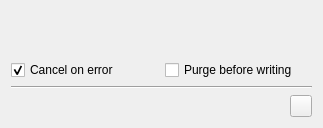
The window that spine_items/merger/ui/merger_properties.ui (spine-tools/spine-items) describes before a commit, drawn with Qt 5.
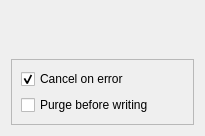
The same window after the commit. Icons and pictures are not drawn.

Commit message: Remove boiler plate code to open item directory

Diff of the .ui file:
```diff
--- a/spine_items/merger/ui/merger_properties.ui
+++ b/spine_items/merger/ui/merger_properties.ui
@@ -18,8 +18,8 @@
    <rect>
     <x>0</x>
     <y>0</y>
-    <width>323</width>
-    <height>128</height>
+    <width>205</width>
+    <height>136</height>
    </rect>
   </property>
   <property name="windowTitle">
@@ -40,7 +40,14 @@
     </spacer>
    </item>
    <item>
-    <layout class="QHBoxLayout" name="horizontalLayout">
+    <widget class="QFrame" name="frame">
+     <property name="frameShape">
+      <enum>QFrame::StyledPanel</enum>
+     </property>
+     <property name="frameShadow">
+      <enum>QFrame::Raised</enum>
+     </property>
+     <layout class="QVBoxLayout" name="verticalLayout_2">
      <item>
       <widget class="QCheckBox" name="cancel_on_error_checkBox">
        <property name="toolTip">
@@ -62,64 +69,9 @@
       </widget>
      </item>
     </layout>
-   </item>
-   <item>
-    <widget class="Line" name="line_8">
-     <property name="orientation">
-      <enum>Qt::Horizontal</enum>
-     </property>
     </widget>
    </item>
-   <item>
-    <layout class="QHBoxLayout" name="horizontalLayout_27">
-     <item>
-      <spacer name="horizontalSpacer_16">
-       <property name="orientation">
-        <enum>Qt::Horizontal</enum>
-       </property>
-       <property name="sizeHint" stdset="0">
-        <size>
-         <width>40</width>
-         <height>20</height>
-        </size>
-       </property>
-      </spacer>
-     </item>
-     <item>
-      <widget class="QToolButton" name="toolButton_merger_open_dir">
-       <property name="sizePolicy">
-        <sizepolicy hsizetype="Fixed" vsizetype="Fixed">
-         <horstretch>0</horstretch>
-         <verstretch>0</verstretch>
-        </sizepolicy>
-       </property>
-       <property name="minimumSize">
-        <size>
-         <width>22</width>
-         <height>22</height>
-        </size>
-       </property>
-       <property name="maximumSize">
-        <size>
-         <width>22</width>
-         <height>22</height>
-        </size>
-       </property>
-       <property name="toolTip">
-        <string>&lt;html&gt;&lt;head/&gt;&lt;body&gt;&lt;p&gt;Open this Data Store's project directory in file browser&lt;/p&gt;&lt;/body&gt;&lt;/html&gt;</string>
-       </property>
-       <property name="text">
-        <string/>
-       </property>
-       <property name="icon">
-        <iconset resource="../../ui/resources/resources_icons.qrc">
-         <normaloff>:/icons/folder-open-regular.svg</normaloff>:/icons/folder-open-regular.svg</iconset>
-       </property>
-      </widget>
-     </item>
-    </layout>
-   </item>
-  </layout>
+  </layout>
  </widget>
  <tabstops>
   <tabstop>toolButton_merger_open_dir</tabstop>
```
Left out of the diff: 3 changed lines with no effect on the pictures. Lines whose indentation alone changed are shown as unchanged. The commit also changes 27 other files.
